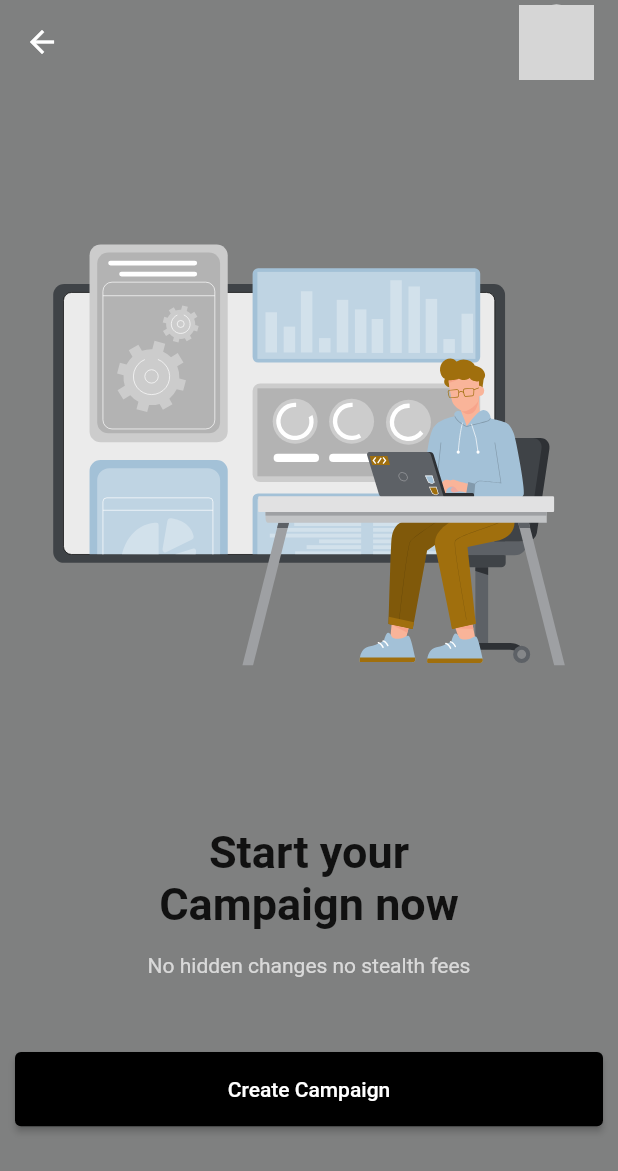
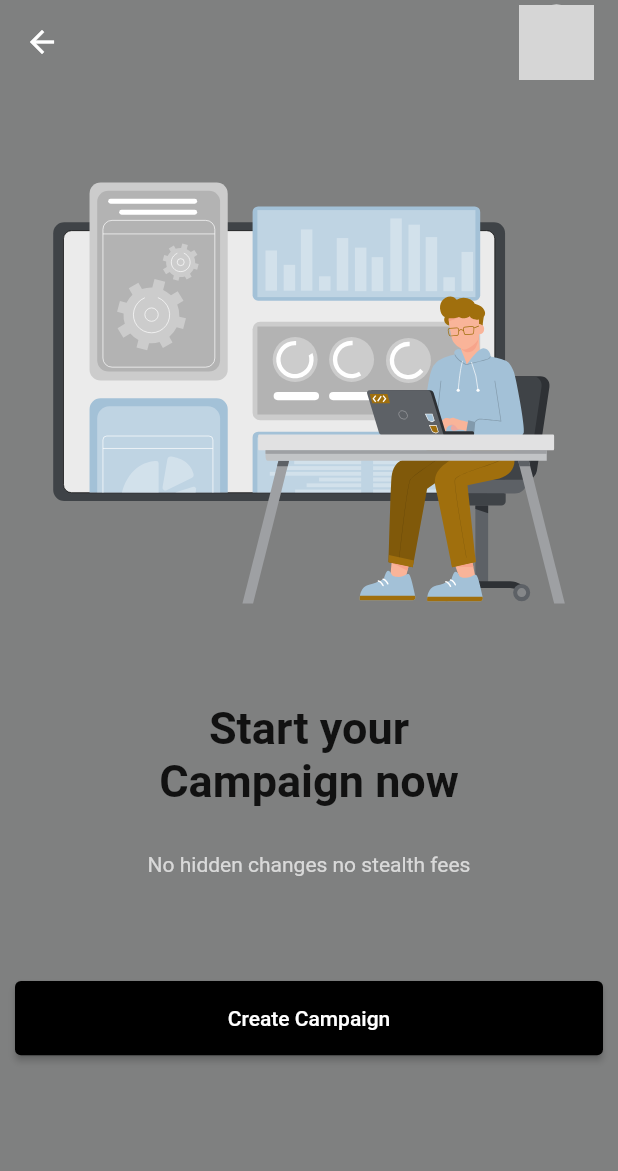
Before and after one commit to winfred56/Flutter, a Flutter app: the Campaign screen opened by its route, on a phone screen of 412 x 824 dp. Shown: the top 1171 px of the screen. Run offline on Flutter 3.47's test engine with Material 2 defaults, Android fonts, the phone set to English and light mode, and no system bars; our stand-ins replace cloud_firestore, dartz, device_preview, easy_splash_screen, equatable, firebase_auth and 4 more; accounts and stored records are empty; network calls fail; grey boxes are pictures that could not be loaded.

Commit message:
:alien: Campaign Screen

```diff
--- a/dribble_design1/lib/pages/campaign.dart
+++ b/dribble_design1/lib/pages/campaign.dart
@@ -48,7 +48,7 @@ class _CampaignState extends State<Campaign> {
               /// Svg Picture
               SvgPicture.asset(
                 "assets/svgs/modelling.svg",
-                height: MediaQuery.of(context).size.height * 0.6,
+                height: MediaQuery.of(context).size.height * 0.5,
               ),
 
               /// title text
@@ -63,7 +63,7 @@ class _CampaignState extends State<Campaign> {
 
               /// Subtitle text
               const Padding(
-                padding: EdgeInsets.only(top: 15.0),
+                padding: EdgeInsets.only(top: 30.0),
                 child: Text(
                     "No hidden changes no stealth fees",
                   style: TextStyle(
@@ -73,7 +73,7 @@ class _CampaignState extends State<Campaign> {
                 ),
               ),
 
-              const Padding(padding: EdgeInsets.only(top: 50),),
+              const Padding(padding: EdgeInsets.only(top: 70),),
 
               /// create campaign button
               SizedBox(
```
